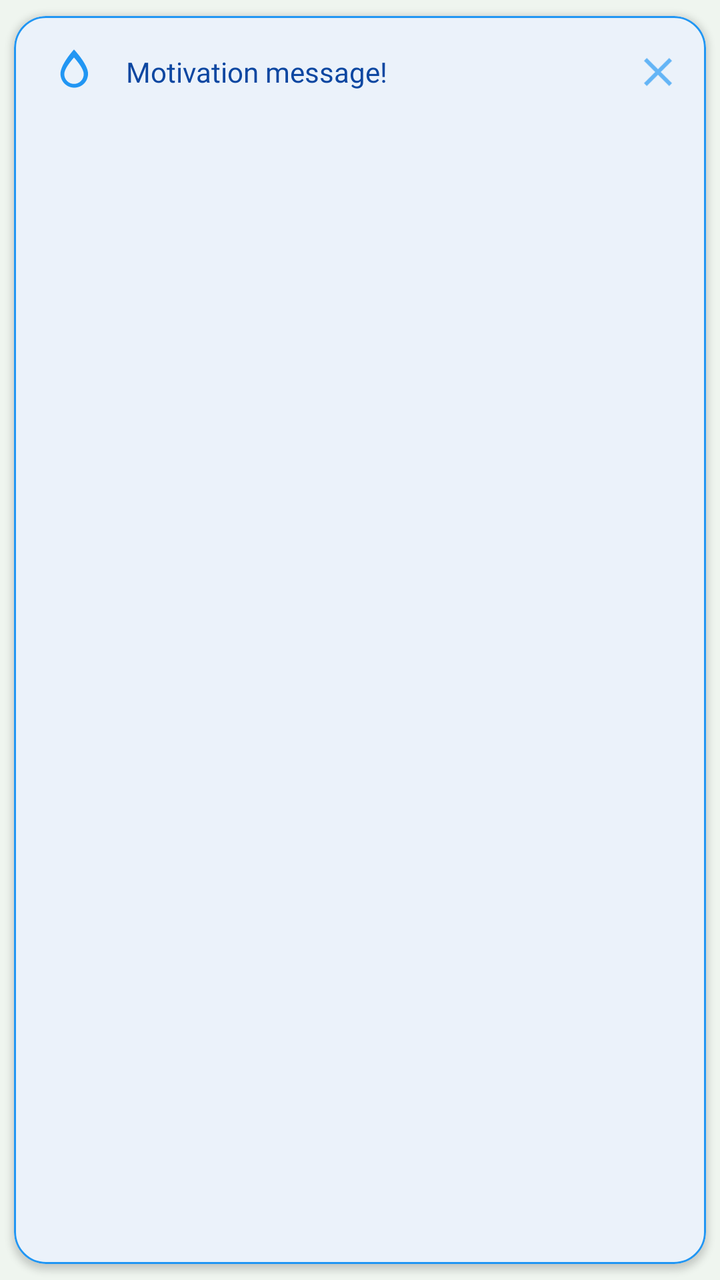
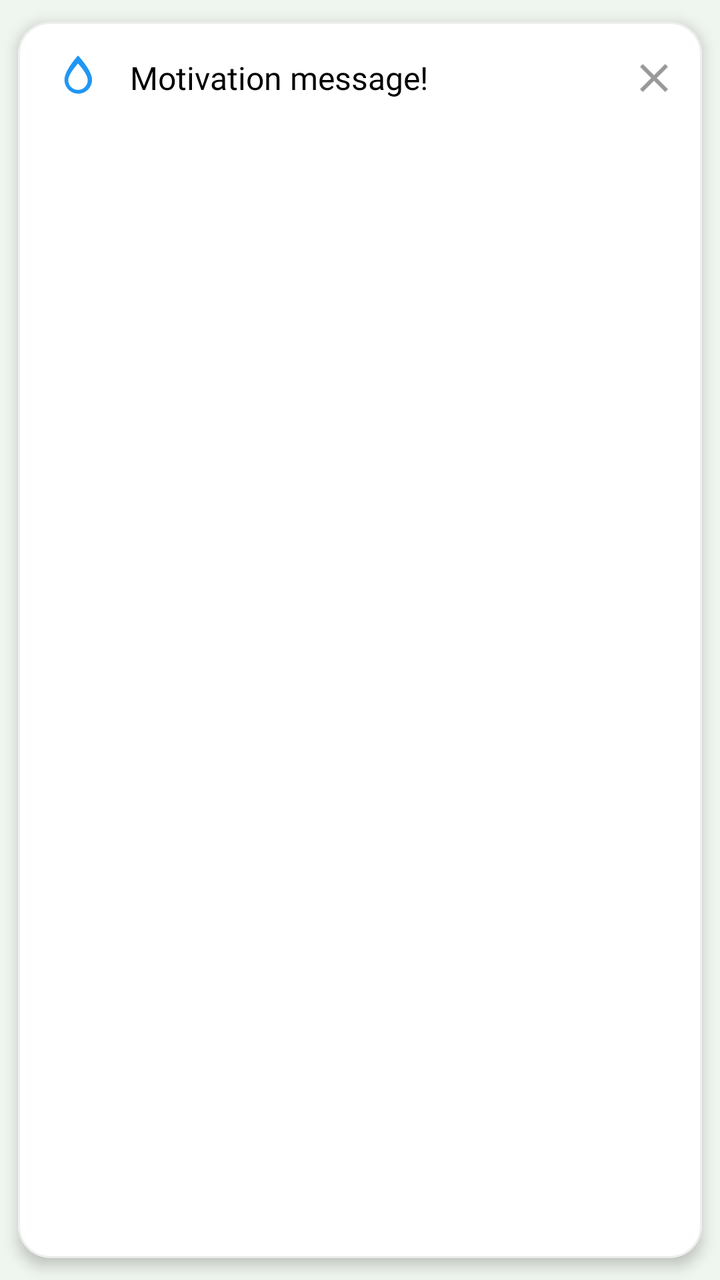

The first picture is an Android layout as it rendered before a commit; the second is the same layout after the commit. The layout source and the unified diff follow.
<!-- AndroidManifest.xml: application theme Theme.Ozamiz -->
<!-- res/layout/custom_water_snackbar.xml -->
<?xml version="1.0" encoding="utf-8"?>
<com.google.android.material.card.MaterialCardView xmlns:android="http://schemas.android.com/apk/res/android"
    xmlns:app="http://schemas.android.com/apk/res-auto"
    android:layout_width="match_parent"
    android:layout_height="wrap_content"
    android:layout_marginHorizontal="12dp"
    android:layout_marginVertical="4dp"
    app:cardBackgroundColor="#EBF2FA"
    app:cardCornerRadius="16dp"
    app:cardElevation="2dp"
    app:cardUseCompatPadding="true"
    app:strokeColor="#2196F3"
    app:strokeWidth="1dp">

    <LinearLayout
        android:layout_width="match_parent"
        android:layout_height="wrap_content"
        android:orientation="horizontal"
        android:paddingStart="16dp"
        android:paddingEnd="12dp"
        android:paddingVertical="14dp"
        android:gravity="center_vertical">

        <ImageView
            android:layout_width="28dp"
            android:layout_height="28dp"
            android:src="@drawable/ic_water_drop_blue" />

        <TextView
            android:id="@+id/text_snackbar_motivation"
            android:layout_width="0dp"
            android:layout_height="wrap_content"
            android:layout_weight="1"
            android:layout_marginHorizontal="12dp"
            android:fontFamily="@font/roboto_medium"
            android:textColor="#0D47A1"
            android:textSize="14sp"
            android:text="Motivation message!" />

        <ImageView
            android:id="@+id/btn_close_snackbar"
            android:layout_width="24dp"
            android:layout_height="24dp"
            android:background="?attr/selectableItemBackgroundBorderless"
            android:clickable="true"
            android:focusable="true"
            android:src="@drawable/ic_close_24"
            app:tint="#64B5F6" />

    </LinearLayout>
</com.google.android.material.card.MaterialCardView>
<!-- resources referenced by this layout -->
<resources>
  <!-- drawable ic_close_24 (drawable) -->
  <vector xmlns:android="http://schemas.android.com/apk/res/android"
      android:width="24dp"
      android:height="24dp"
      android:viewportWidth="24.0"
      android:viewportHeight="24.0">
      <path
          android:fillColor="#FF000000"
          android:pathData="M19,6.41L17.59,5 12,10.59 6.41,5 5,6.41 10.59,12 5,17.59 6.41,19 12,13.41 17.59,19 19,17.59 13.41,12z"/>
  </vector>
  <!-- drawable ic_water_drop_blue (drawable) -->
  <vector xmlns:android="http://schemas.android.com/apk/res/android"
      android:width="24dp"
      android:height="24dp"
      android:viewportWidth="24"
      android:viewportHeight="24">
    <path
        android:fillColor="#2196F3"
        android:pathData="M12,2.35C12,2.35 6.2,8.68 6.2,12.71C6.2,16.03 8.8,18.71 12.11,18.71C15.42,18.71 18.02,16.03 18.02,12.71C18.02,8.68 12,2.35 12,2.35ZM12,17.11C9.69,17.11 7.82,15.22 7.82,12.91C7.82,10.66 10.62,7.39 12,5.77C13.38,7.38 16.18,10.65 16.18,12.91C16.18,15.22 14.31,17.11 12,17.11Z"/>
  </vector>
  <style name="Theme.Ozamiz" parent="Base.Ozamiz" />
  <color name="md_theme_light_surfaceContainer">#EFF5EF</color>
  <color name="md_theme_light_primary">#006D42</color>
  <color name="md_theme_light_onPrimary">#FFFFFF</color>
  <color name="md_theme_light_primaryContainer">#96F7B8</color>
  <color name="md_theme_light_onPrimaryContainer">#002111</color>
  <color name="md_theme_light_secondary">#4F6353</color>
  <color name="md_theme_light_onSecondary">#FFFFFF</color>
  <color name="md_theme_light_secondaryContainer">#D2E8D4</color>
  <color name="md_theme_light_onSecondaryContainer">#0D1F13</color>
  <color name="md_theme_light_tertiary">#3A646F</color>
  <color name="md_theme_light_onTertiary">#FFFFFF</color>
  <color name="md_theme_light_tertiaryContainer">#BEEAF7</color>
  <color name="md_theme_light_onTertiaryContainer">#001F25</color>
  <color name="md_theme_light_error">#BA1A1A</color>
  <color name="md_theme_light_onError">#FFFFFF</color>
  <color name="md_theme_light_errorContainer">#FFDAD6</color>
  <color name="md_theme_light_onErrorContainer">#410002</color>
  <color name="md_theme_light_surface">#FBFDF9</color>
  <color name="md_theme_light_onSurface">#191C1A</color>
  <color name="md_theme_light_surfaceVariant">#DBE5DD</color>
  <color name="md_theme_light_onSurfaceVariant">#404943</color>
  <color name="md_theme_light_outline">#707973</color>
  <color name="md_theme_light_surfaceContainerLowest">#FFFFFF</color>
  <color name="md_theme_light_surfaceContainerLow">#F5FBF5</color>
  <color name="md_theme_light_surfaceContainerHigh">#E9EFE9</color>
  <color name="md_theme_light_surfaceContainerHighest">#E3E9E3</color>
  <!-- unchanged entries left out for length: 1 -->
</resources>

<!-- the commit's change to res/layout/custom_water_snackbar.xml (unified diff, before → after) -->
@@ -5,11 +5,11 @@
     android:layout_height="wrap_content"
     android:layout_marginHorizontal="12dp"
     android:layout_marginVertical="4dp"
-    app:cardBackgroundColor="#EBF2FA"
+    app:cardBackgroundColor="#FFFFFF"
     app:cardCornerRadius="16dp"
-    app:cardElevation="2dp"
+    app:cardElevation="4dp"
     app:cardUseCompatPadding="true"
-    app:strokeColor="#2196F3"
+    app:strokeColor="#EEEEEE"
     app:strokeWidth="1dp">
 
     <LinearLayout
@@ -33,8 +33,8 @@
             android:layout_weight="1"
             android:layout_marginHorizontal="12dp"
             android:fontFamily="@font/roboto_medium"
-            android:textColor="#0D47A1"
-            android:textSize="14sp"
+            android:textColor="#000000"
+            android:textSize="16sp"
             android:text="Motivation message!" />
 
         <ImageView
@@ -45,7 +45,7 @@
             android:clickable="true"
             android:focusable="true"
             android:src="@drawable/ic_close_24"
-            app:tint="#64B5F6" />
+            app:tint="#999999" />
 
     </LinearLayout>
 </com.google.android.material.card.MaterialCardView>
